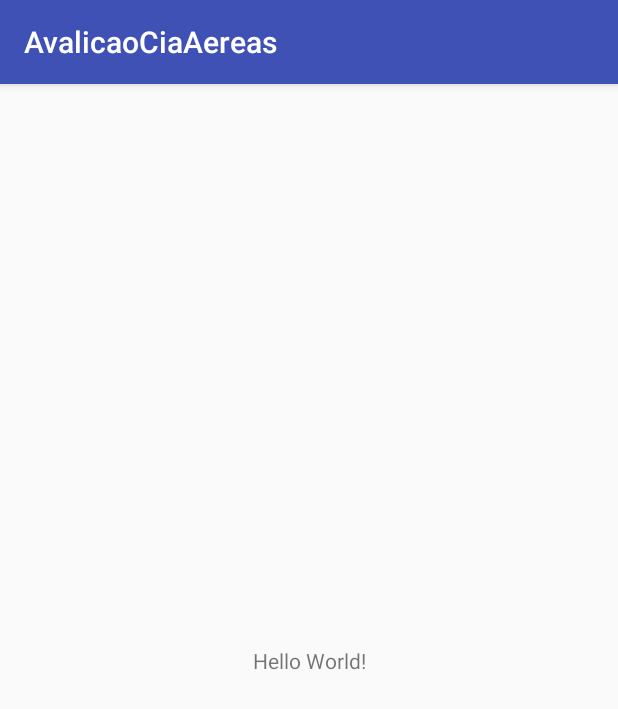
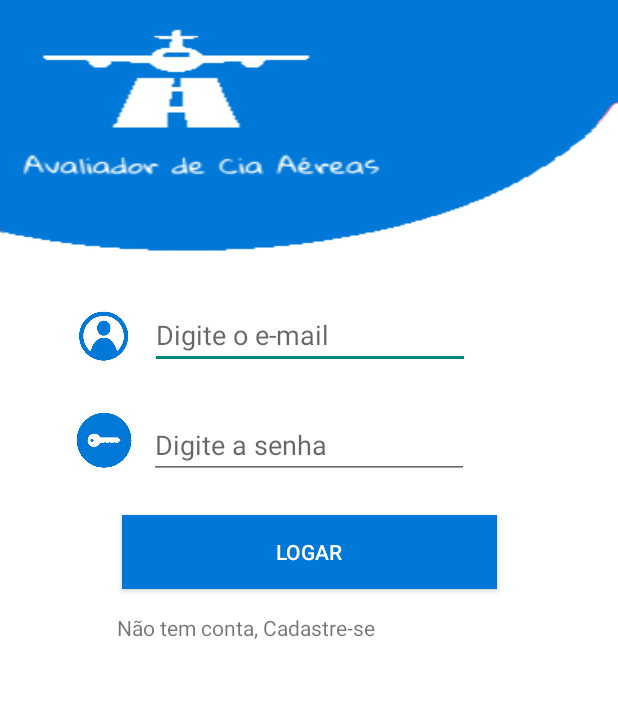
Before and after one commit to jedsonBrito/AvalicaoCiaAereas, an Android app: the screen it shows after launch (MainActivity), on a phone screen of 412 x 824 dp. Shown: the top 709 px of the screen. Run offline under Robolectric (Android 15) with nearby library versions, the phone set to English and light mode, and no system bars.

Commit message:
Tela Login App criada

```diff
--- a/app/src/main/AndroidManifest.xml
+++ b/app/src/main/AndroidManifest.xml
@@ -8,7 +8,7 @@
         android:label="@string/app_name"
         android:roundIcon="@mipmap/ic_launcher_round"
         android:supportsRtl="true"
-        android:theme="@style/AppTheme">
+        android:theme="@style/Theme.AppCompat.Light.NoActionBar">
         <activity android:name=".MainActivity">
             <intent-filter>
                 <action android:name="android.intent.action.MAIN" />
--- a/app/src/main/res/layout/activity_main.xml
+++ b/app/src/main/res/layout/activity_main.xml
@@ -4,15 +4,100 @@
     xmlns:tools="http://schemas.android.com/tools"
     android:layout_width="match_parent"
     android:layout_height="match_parent"
+    android:background="@android:color/white"
     tools:context=".MainActivity">
 
-    <TextView
+    <ImageView
+        android:id="@+id/imageView2"
+        android:layout_width="0dp"
+        android:layout_height="wrap_content"
+        android:scaleType="fitXY"
+        app:layout_constraintEnd_toEndOf="parent"
+        app:layout_constraintStart_toStartOf="parent"
+        app:layout_constraintTop_toTopOf="parent"
+        app:srcCompat="@drawable/topcapa" />
+
+    <EditText
+        android:id="@+id/editText"
+        style="@android:style/Widget.Material.Light.AutoCompleteTextView"
+        android:layout_width="wrap_content"
+        android:layout_height="40dp"
+        android:layout_marginEnd="8dp"
+        android:layout_marginStart="8dp"
+        android:layout_marginTop="36dp"
+        android:ems="10"
+        android:hint="Digite o e-mail"
+        android:inputType="textEmailAddress"
+        android:singleLine="true"
+        app:layout_constraintEnd_toEndOf="parent"
+        app:layout_constraintHorizontal_bias="0.503"
+        app:layout_constraintStart_toStartOf="parent"
+        app:layout_constraintTop_toBottomOf="@+id/imageView2" />
+
+    <ImageView
+        android:id="@+id/imageView3"
+        android:layout_width="40dp"
+        android:layout_height="40dp"
+        android:layout_marginEnd="8dp"
+        android:layout_marginStart="8dp"
+        android:layout_marginTop="36dp"
+        app:layout_constraintEnd_toStartOf="@+id/editText"
+        app:layout_constraintHorizontal_bias="0.931"
+        app:layout_constraintStart_toStartOf="parent"
+        app:layout_constraintTop_toBottomOf="@+id/imageView2"
+        app:srcCompat="@drawable/user" />
+
+    <EditText
+        android:id="@+id/editText2"
         android:layout_width="wrap_content"
         android:layout_height="wrap_content"
-        android:text="Hello World!"
-        app:layout_constraintBottom_toBottomOf="parent"
-        app:layout_constraintLeft_toLeftOf="parent"
-        app:layout_constraintRight_toRightOf="parent"
-        app:layout_constraintTop_toTopOf="parent" />
+        android:layout_marginEnd="8dp"
+        android:layout_marginStart="8dp"
+        android:layout_marginTop="28dp"
+        android:ems="10"
+        android:hint="Digite a senha"
+        android:inputType="textPassword"
+        app:layout_constraintEnd_toEndOf="parent"
+        app:layout_constraintStart_toStartOf="parent"
+        app:layout_constraintTop_toBottomOf="@+id/editText" />
 
+    <ImageView
+        android:id="@+id/imageView4"
+        android:layout_width="40dp"
+        android:layout_height="40dp"
+        android:layout_marginEnd="8dp"
+        android:layout_marginStart="8dp"
+        android:layout_marginTop="28dp"
+        app:layout_constraintEnd_toStartOf="@+id/editText2"
+        app:layout_constraintHorizontal_bias="0.931"
+        app:layout_constraintStart_toStartOf="parent"
+        app:layout_constraintTop_toBottomOf="@+id/imageView3"
+        app:srcCompat="@drawable/password" />
+
+    <Button
+        android:id="@+id/button"
+        android:layout_width="250dp"
+        android:layout_height="49dp"
+        android:layout_marginEnd="8dp"
+        android:layout_marginStart="8dp"
+        android:layout_marginTop="24dp"
+        android:background="#0078d7"
+        android:text="Logar"
+        android:textColor="@android:color/white"
+        app:layout_constraintEnd_toEndOf="parent"
+        app:layout_constraintStart_toStartOf="parent"
+        app:layout_constraintTop_toBottomOf="@+id/editText2" />
+
+
+    <TextView
+        android:id="@+id/textView"
+        android:layout_width="256dp"
+        android:layout_height="18dp"
+        android:layout_marginEnd="8dp"
+        android:layout_marginStart="8dp"
+        android:layout_marginTop="16dp"
+        android:text="Não tem conta, Cadastre-se"
+        app:layout_constraintEnd_toEndOf="parent"
+        app:layout_constraintStart_toStartOf="parent"
+        app:layout_constraintTop_toBottomOf="@+id/button" />
 </android.support.constraint.ConstraintLayout>
```
Also changed, not shown: app/src/main/res/drawable-v24/password.png (added), app/src/main/res/drawable-v24/topcapa.png (added), app/src/main/res/drawable-v24/user.png (added).
